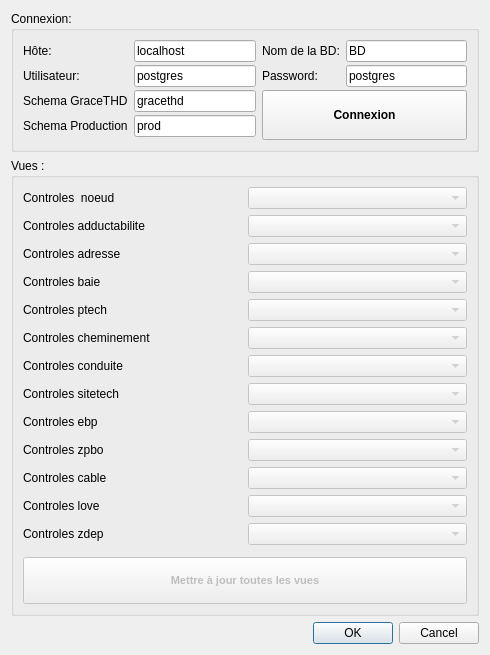
This is views_refresher_dialog_base.ui in MohannadAdham/ViewsRefresher as Qt 5 draws it before an edit. The edited form follows.
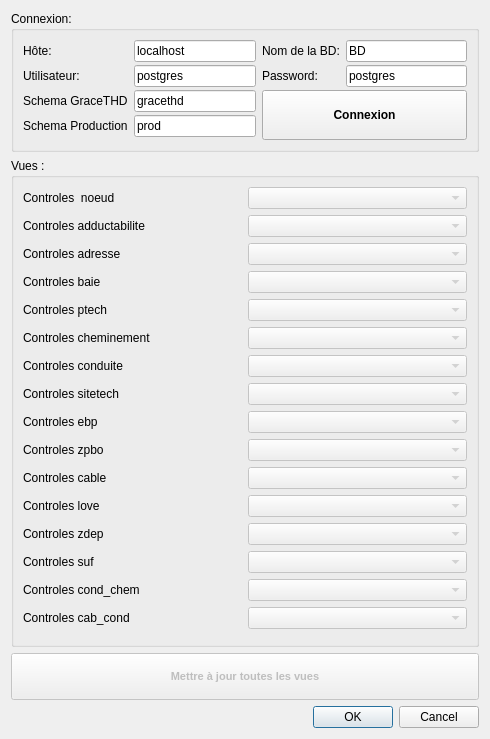
This is the edited form.

Commit message: add three new views: suf, cond_chem, cab_cond to the list of views and to the interface

Patch:
```diff
--- a/views_refresher_dialog_base.ui
+++ b/views_refresher_dialog_base.ui
@@ -7,7 +7,7 @@
     <x>0</x>
     <y>0</y>
     <width>490</width>
-    <height>594</height>
+    <height>696</height>
    </rect>
   </property>
   <property name="windowTitle">
@@ -28,53 +28,6 @@
         <string>Vues :</string>
        </property>
        <layout class="QGridLayout" name="gridLayout_5">
-        <item row="2" column="0">
-         <widget class="QPushButton" name="pushButton_mettre_a_jour_cable">
-          <property name="enabled">
-           <bool>false</bool>
-          </property>
-          <property name="sizePolicy">
-           <sizepolicy hsizetype="Minimum" vsizetype="Fixed">
-            <horstretch>0</horstretch>
-            <verstretch>0</verstretch>
-           </sizepolicy>
-          </property>
-          <property name="minimumSize">
-           <size>
-            <width>0</width>
-            <height>47</height>
-           </size>
-          </property>
-          <property name="maximumSize">
-           <size>
-            <width>16777213</width>
-            <height>16777213</height>
-           </size>
-          </property>
-          <property name="sizeIncrement">
-           <size>
-            <width>0</width>
-            <height>0</height>
-           </size>
-          </property>
-          <property name="baseSize">
-           <size>
-            <width>0</width>
-            <height>30</height>
-           </size>
-          </property>
-          <property name="font">
-           <font>
-            <pointsize>8</pointsize>
-            <weight>75</weight>
-            <bold>true</bold>
-           </font>
-          </property>
-          <property name="text">
-           <string>Mettre à jour toutes les vues</string>
-          </property>
-         </widget>
-        </item>
         <item row="0" column="0">
          <layout class="QGridLayout" name="gridLayout_4">
           <item row="0" column="1">
@@ -265,6 +218,48 @@
             </property>
            </widget>
           </item>
+          <item row="27" column="1">
+           <widget class="QComboBox" name="comboBox_cab_cond">
+            <property name="enabled">
+             <bool>false</bool>
+            </property>
+           </widget>
+          </item>
+          <item row="25" column="1">
+           <widget class="QComboBox" name="comboBox_cond_chem">
+            <property name="enabled">
+             <bool>false</bool>
+            </property>
+           </widget>
+          </item>
+          <item row="25" column="0">
+           <widget class="QLabel" name="label_23">
+            <property name="text">
+             <string>Controles cond_chem</string>
+            </property>
+           </widget>
+          </item>
+          <item row="27" column="0">
+           <widget class="QLabel" name="label_21">
+            <property name="text">
+             <string>Controles cab_cond</string>
+            </property>
+           </widget>
+          </item>
+          <item row="23" column="0">
+           <widget class="QLabel" name="label_22">
+            <property name="text">
+             <string>Controles suf</string>
+            </property>
+           </widget>
+          </item>
+          <item row="23" column="1">
+           <widget class="QComboBox" name="comboBox_suf">
+            <property name="enabled">
+             <bool>false</bool>
+            </property>
+           </widget>
+          </item>
          </layout>
         </item>
         <item row="1" column="0">
@@ -456,6 +451,53 @@
      </property>
     </widget>
    </item>
+   <item row="1" column="0">
+    <widget class="QPushButton" name="pushButton_mettre_a_jour_cable">
+     <property name="enabled">
+      <bool>false</bool>
+     </property>
+     <property name="sizePolicy">
+      <sizepolicy hsizetype="Minimum" vsizetype="Fixed">
+       <horstretch>0</horstretch>
+       <verstretch>0</verstretch>
+      </sizepolicy>
+     </property>
+     <property name="minimumSize">
+      <size>
+       <width>0</width>
+       <height>47</height>
+      </size>
+     </property>
+     <property name="maximumSize">
+      <size>
+       <width>16777213</width>
+       <height>16777213</height>
+      </size>
+     </property>
+     <property name="sizeIncrement">
+      <size>
+       <width>0</width>
+       <height>0</height>
+      </size>
+     </property>
+     <property name="baseSize">
+      <size>
+       <width>0</width>
+       <height>30</height>
+      </size>
+     </property>
+     <property name="font">
+      <font>
+       <pointsize>8</pointsize>
+       <weight>75</weight>
+       <bold>true</bold>
+      </font>
+     </property>
+     <property name="text">
+      <string>Mettre à jour toutes les vues</string>
+     </property>
+    </widget>
+   </item>
   </layout>
  </widget>
  <resources/>
```
The commit also changes 2 other files.
